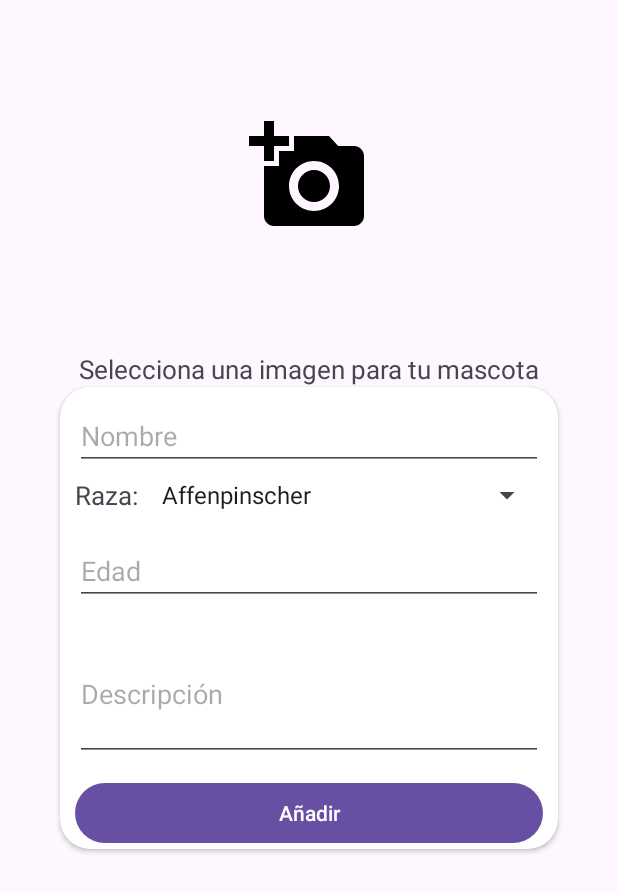
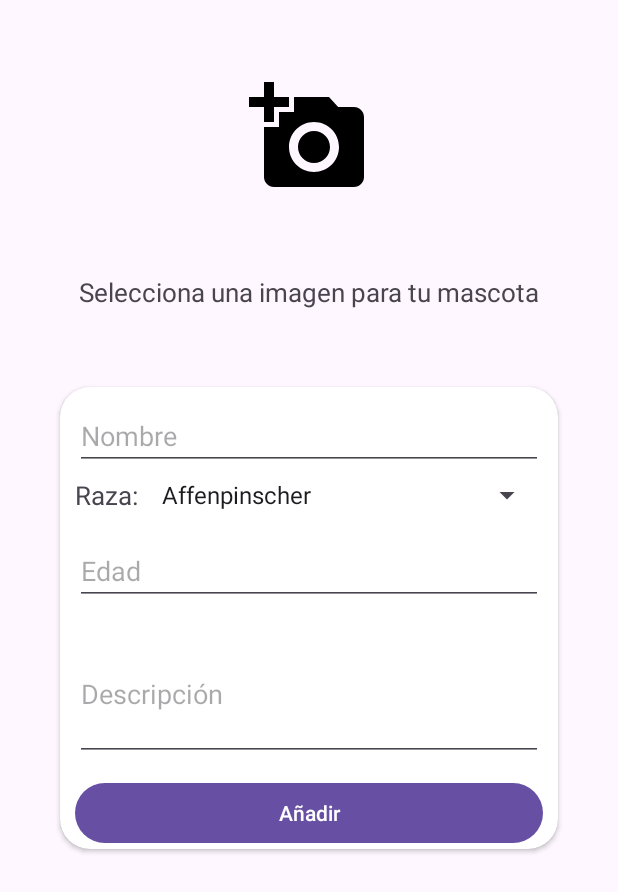
Before and after one commit to Jgalleo23/PetHome, an Android app: the RegMascotaFragment screen opened through its navigation route, on a phone screen of 412 x 824 dp. Shown: the top 892 px of the screen. Run offline under Robolectric (Android 15) with nearby library versions, the phone set to English and light mode, and no system bars; our stand-ins replace Firebase (no records; nobody signed in at launch, a user with empty details on screens opened directly), Picasso, navigation-ui.

Commit message:
PETHOME VERSION 0.2

```diff
--- a/app/src/main/res/layout/fragment_reg_mascota.xml
+++ b/app/src/main/res/layout/fragment_reg_mascota.xml
@@ -26,7 +26,7 @@
         app:layout_constraintBottom_toTopOf="@id/cardView"
         app:layout_constraintEnd_toEndOf="parent"
         app:layout_constraintStart_toStartOf="parent"
-        app:layout_constraintTop_toBottomOf="@id/ivPerfil" />
+        app:layout_constraintTop_toBottomOf="@id/ivMascota" />
 
 
     <androidx.cardview.widget.CardView
```
Also changed, not shown: 2 other files.
